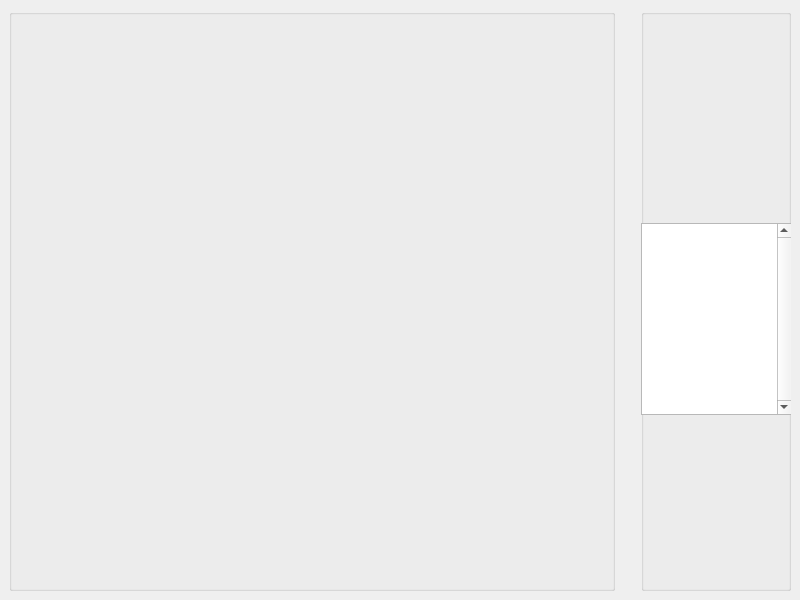
First picture: the form in mainForm.ui, repository grandmoffjake/PyHC, before the edit.
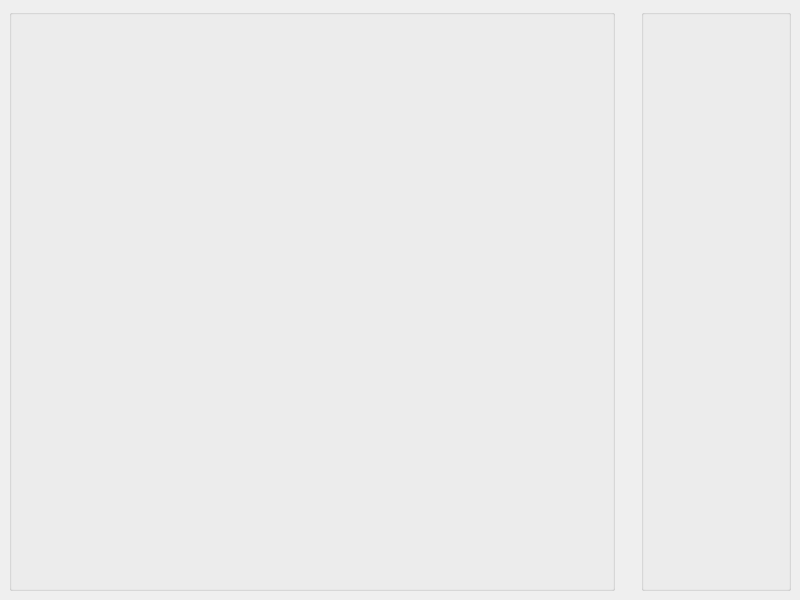
Second picture: the form after the edit.

Diff of the .ui file:
```diff
--- a/mainForm.ui
+++ b/mainForm.ui
@@ -82,42 +82,6 @@
             </property>
            </widget>
           </item>
-          <item>
-           <spacer name="horizontalSpacer">
-            <property name="orientation">
-             <enum>Qt::Horizontal</enum>
-            </property>
-            <property name="sizeHint" stdset="0">
-             <size>
-              <width>40</width>
-              <height>20</height>
-             </size>
-            </property>
-           </spacer>
-          </item>
-          <item>
-           <widget class="QTextBrowser" name="textBrowser">
-            <property name="sizePolicy">
-             <sizepolicy hsizetype="Expanding" vsizetype="Fixed">
-              <horstretch>0</horstretch>
-              <verstretch>200</verstretch>
-             </sizepolicy>
-            </property>
-            <property name="verticalScrollBarPolicy">
-             <enum>Qt::ScrollBarAlwaysOn</enum>
-            </property>
-           </widget>
-          </item>
-          <item>
-           <widget class="QWidget" name="theirDial" native="true">
-            <property name="maximumSize">
-             <size>
-              <width>16777215</width>
-              <height>150</height>
-             </size>
-            </property>
-           </widget>
-          </item>
          </layout>
         </widget>
        </widget>
```
